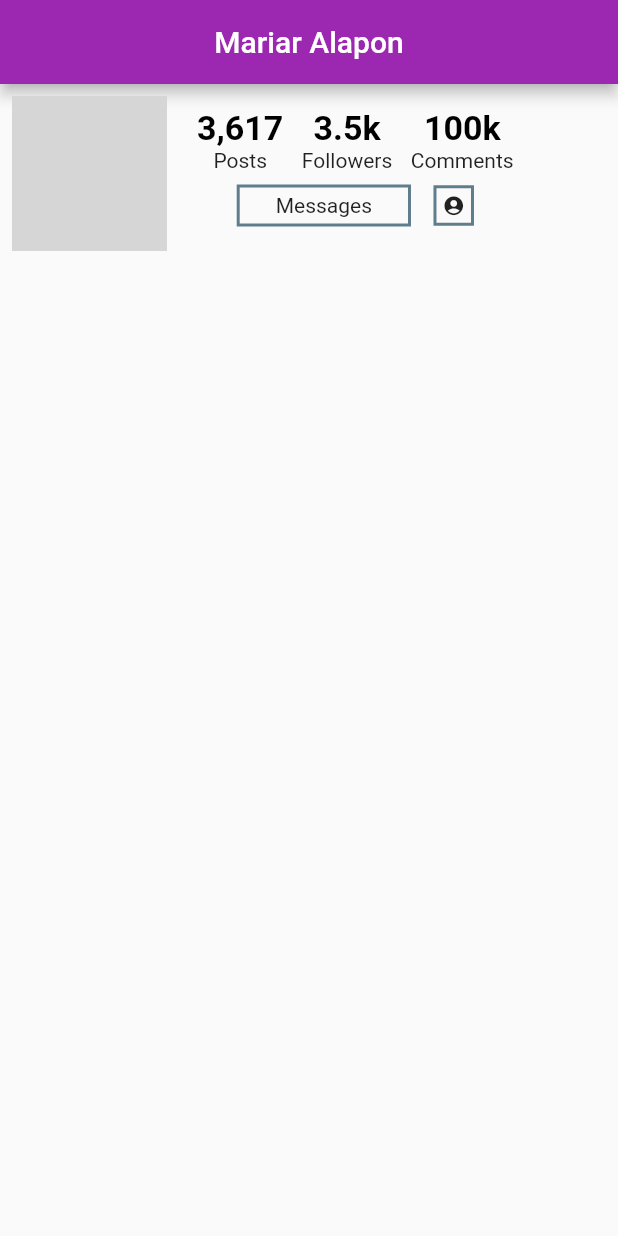
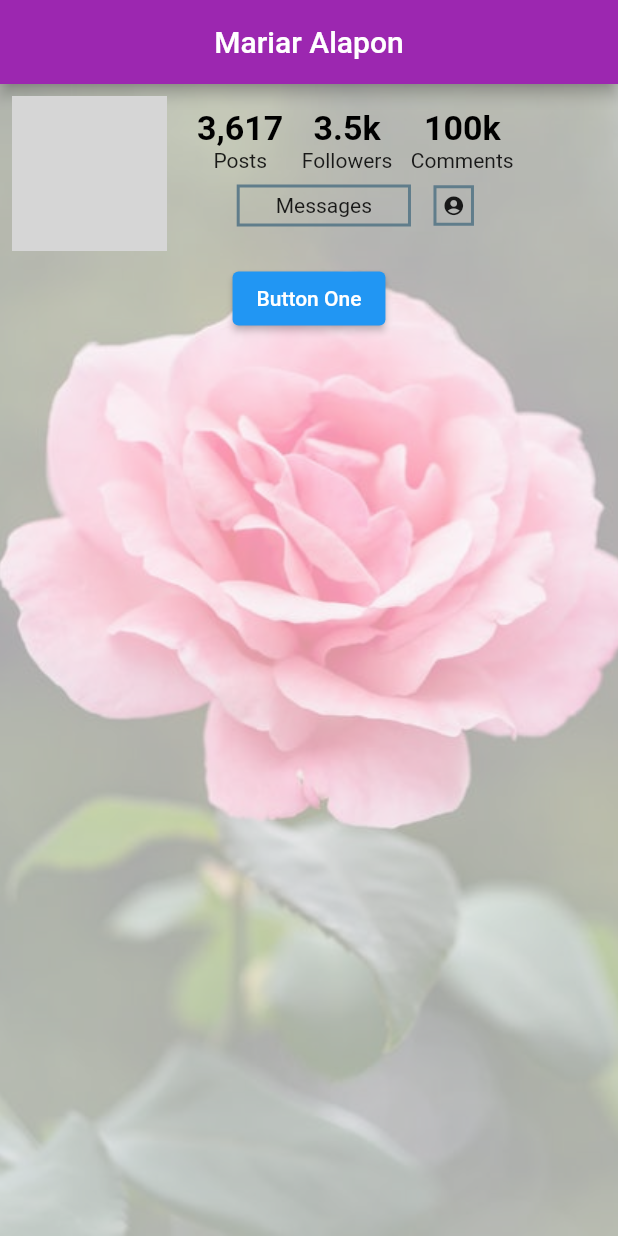
Before and after one commit to ttcapp/mariar_alapon_demo, a Flutter app: the screen it shows after launch, on a phone screen of 412 x 824 dp. Run offline on Flutter 3.47's test engine with Material 2 defaults, Android fonts, the phone set to English and light mode, and no system bars; network calls fail; grey boxes are pictures that could not be loaded.

Commit message:
2nd commit for demo app

```diff
--- a/lib/my_home_page.dart
+++ b/lib/my_home_page.dart
@@ -2,6 +2,7 @@ import 'package:flutter/cupertino.dart';
 import 'package:flutter/material.dart';
 String avatarSrc= "https://i.pinimg.com/474x/82/ab/35/82ab3533ee71daf256f23c1ccf20ad6f--avatar-maker.jpg";
 String avatarSrc2= "https://cdn.pixabay.com/photo/2021/01/04/10/41/icon-5887126_1280.png";
+String btnText1="Button One";
 class MyHomePage extends StatefulWidget {
   const MyHomePage({Key? key}) : super(key: key);
 
@@ -20,7 +21,15 @@ class _MyHomePageState extends State<MyHomePage> {
         centerTitle: true,
         title: Text("Mariar Alapon"),
       ),
-      body: SingleChildScrollView(
+      body: Container(
+        decoration: BoxDecoration(
+          image: DecorationImage(
+              image: AssetImage("assets/images/image2.jpeg"),
+            fit: BoxFit.cover,
+            colorFilter: ColorFilter
+                .mode(Colors.black12.withOpacity(0.4), BlendMode.dstATop)
+          )
+        ),
         child: Column(
           children: [
             Row(
@@ -138,6 +147,14 @@ class _MyHomePageState extends State<MyHomePage> {
                 ),
               ],
             ),
+            ElevatedButton(
+                onPressed: (){
+                  setState(() {
+                    btnText1="Button Pressed";
+                  });
+                },
+                child: Text(btnText1)
+            )
           ],
         ),
       )
```
Also changed, not shown: pubspec.yaml (+9 -2 lines), assets/images/image2.jpeg (added), assets/images/image3.jpeg (added), assets/images/logo.png (added), pubspec.lock, 10 other files.
